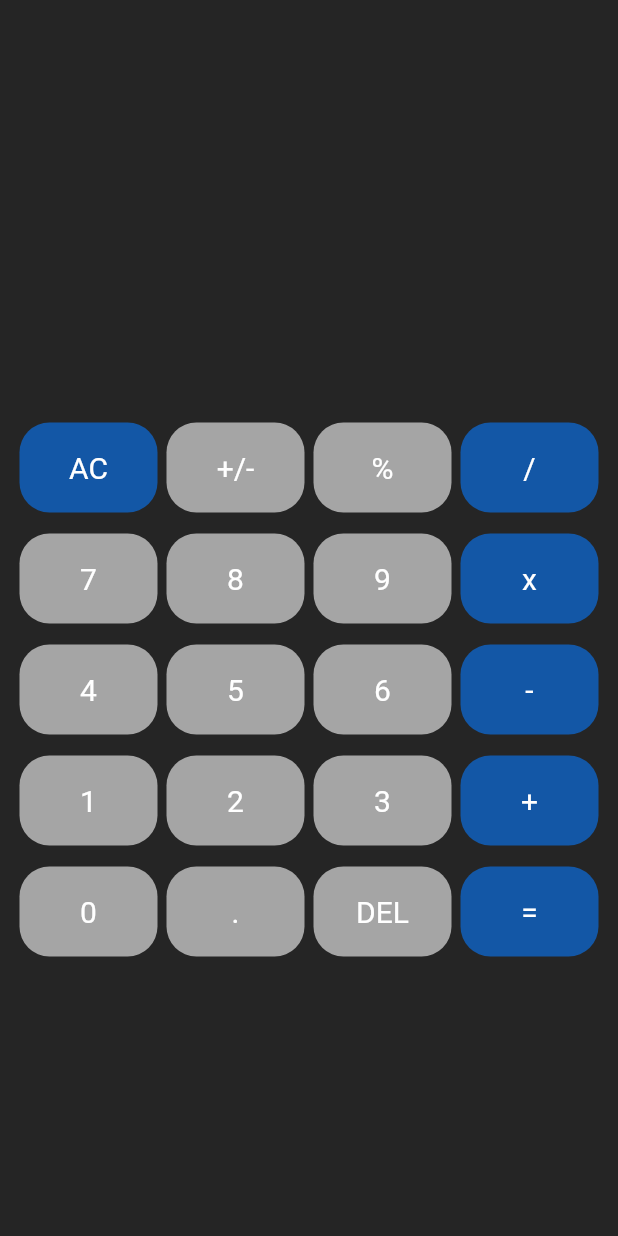
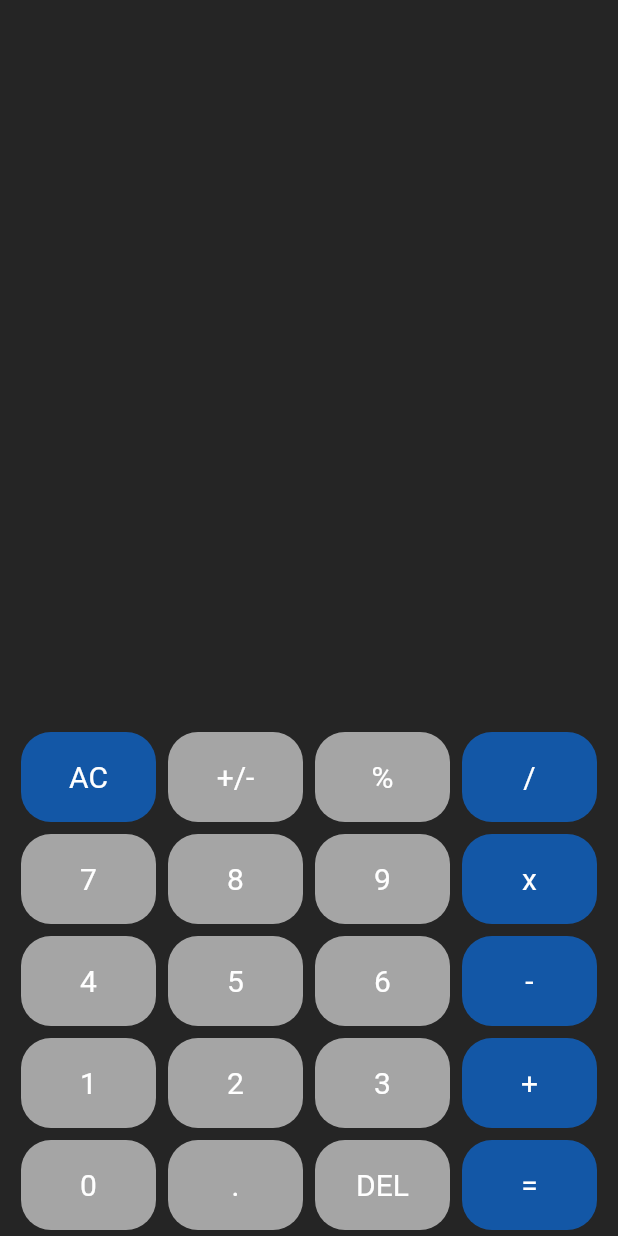
Before and after one commit to itxmohsinkhan/my_calculator, a Flutter app: the screen it shows after launch, on a phone screen of 412 x 824 dp. Run offline on Flutter 3.47's test engine with Material 2 defaults, Android fonts, the phone set to English and light mode, and no system bars; our stand-ins replace math_expressions.

Commit message:
UI Responsive

```diff
--- a/lib/components/custom_button.dart
+++ b/lib/components/custom_button.dart
@@ -15,7 +15,7 @@ class CustomButton extends StatelessWidget {
   Widget build(BuildContext context) {
     return Expanded(
       child: Padding(
-        padding: const EdgeInsets.symmetric(vertical: 7, horizontal: 3),
+        padding: const EdgeInsets.symmetric(vertical: 4, horizontal: 4),
         child: InkWell(
           onTap: onPress,
           child: Container(
--- a/lib/home_screen.dart
+++ b/lib/home_screen.dart
@@ -16,7 +16,7 @@ class _HomeScreenState extends State<HomeScreen> {
   @override
   Widget build(BuildContext context) {
     return Scaffold(
-      backgroundColor: Color(0xff252525),
+      backgroundColor: const Color(0xff252525),
       body: SafeArea(
         child: Padding(
           padding: const EdgeInsets.symmetric(horizontal: 10),
@@ -51,12 +51,14 @@ class _HomeScreenState extends State<HomeScreen> {
               Expanded(
                 flex: 2,
                 child: Column(
+                  crossAxisAlignment: CrossAxisAlignment.end,
+                  mainAxisAlignment: MainAxisAlignment.end,
                   children: [
                     Row(
                       children: [
                         CustomButton(
                           title: 'AC',
-                          color: Color(0xff1357a6),
+                          color: const Color(0xff1357a6),
                           onPress: () {
                             userInput = '';
                             answer = '';
@@ -79,7 +81,7 @@ class _HomeScreenState extends State<HomeScreen> {
                         ),
                         CustomButton(
                           title: '/',
-                          color: Color(0xff1357a6),
+                          color: const Color(0xff1357a6),
                           onPress: () {
                             userInput += '/';
                             setState(() {});
@@ -112,7 +114,7 @@ class _HomeScreenState extends State<HomeScreen> {
                         ),
                         CustomButton(
                           title: 'x',
-                          color: Color(0xff1357a6),
+                          color: const Color(0xff1357a6),
                           onPress: () {
                             userInput += 'x';
                             setState(() {});
@@ -145,7 +147,7 @@ class _HomeScreenState extends State<HomeScreen> {
                         ),
                         CustomButton(
                           title: '-',
-                          color: Color(0xff1357a6),
+                          color: const Color(0xff1357a6),
                           onPress: () {
                             userInput += '-';
                             setState(() {});
@@ -178,7 +180,7 @@ class _HomeScreenState extends State<HomeScreen> {
                         ),
                         CustomButton(
                           title: '+',
-                          color: Color(0xff1357a6),
+                          color: const Color(0xff1357a6),
                           onPress: () {
                             userInput += '+';
                             setState(() {});
@@ -212,7 +214,7 @@ class _HomeScreenState extends State<HomeScreen> {
                         ),
                         CustomButton(
                           title: '=',
-                          color: Color(0xff1357a6),
+                          color: const Color(0xff1357a6),
                           onPress: () {
                             equalPres();
                             setState(() {});
```
